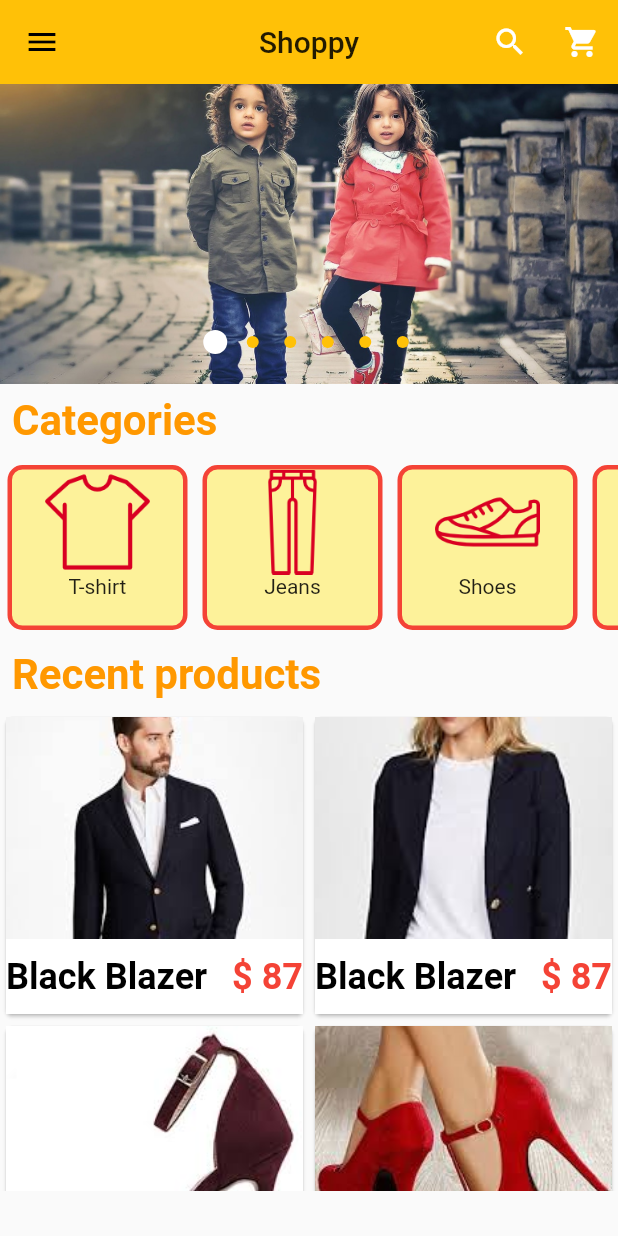
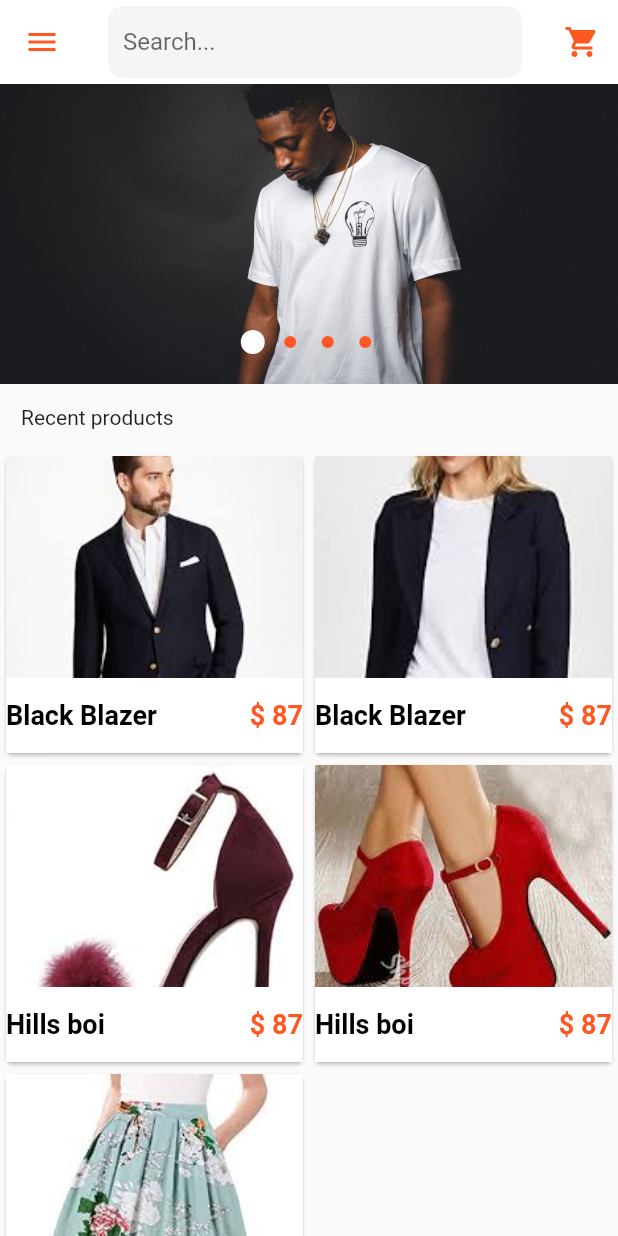
Before and after one commit to brakenseddik/shop_ecommerce, a Flutter app: the HomePage screen opened directly, on a phone screen of 412 x 824 dp. Run offline on Flutter 3.47's test engine with Material 2 defaults, Android fonts, the phone set to English and light mode, and no system bars; drawn by our look-alikes of carousel_pro; our stand-ins replace cloud_firestore, firebase_auth, firebase_database, fluttertoast, google_sign_in, shared_preferences; accounts and stored records are empty.

Commit message:
update homepage UI & Add searchBar

```diff
--- a/lib/components/products.dart
+++ b/lib/components/products.dart
@@ -1,6 +1,7 @@
 import 'package:flutter/cupertino.dart';
 import 'package:flutter/material.dart';
 import 'package:shoppy/pages/product_details.dart';
+import 'package:shoppy/utils/package.dart';
 
 class Products extends StatelessWidget {
   var products_list = [
@@ -89,14 +90,14 @@ class SingleProduct extends StatelessWidget {
                       style: TextStyle(
                           color: Colors.black,
                           fontWeight: FontWeight.bold,
-                          fontSize: 24),
+                          fontSize: 18),
                     )),
                     Text(
                       '\$ ${prod_price}',
                       style: TextStyle(
-                          color: Colors.red,
+                          color: deepOrange,
                           fontWeight: FontWeight.bold,
-                          fontSize: 24),
+                          fontSize: 18),
                     )
                   ],
                 ),
--- a/lib/pages/home.dart
+++ b/lib/pages/home.dart
@@ -1,8 +1,10 @@
+import 'package:firebase_auth/firebase_auth.dart';
+import 'package:flutter/material.dart';
 import 'package:carousel_pro/carousel_pro.dart';
-import 'package:flutter/material.dart';
-import 'package:shoppy/components/horizontal_listview.dart';
+
 import 'package:shoppy/components/products.dart';
-import 'package:shoppy/pages/cart.dart';
+import 'package:shoppy/pages/login.dart';
+import 'package:shoppy/utils/package.dart';
 
 class HomePage extends StatefulWidget {
   @override
@@ -10,63 +12,68 @@ class HomePage extends StatefulWidget {
 }
 
 class _HomePageState extends State<HomePage> {
+  TextEditingController _searchController = TextEditingController();
+
   @override
   Widget build(BuildContext context) {
-    Widget carousel = Container(
-      height: 200,
-      child: Carousel(
+    Widget image_carousel = new Container(
+      height: 200.0,
+      child: new Carousel(
         boxFit: BoxFit.cover,
-        animationCurve: Curves.fastOutSlowIn,
-        animationDuration: Duration(milliseconds: 1000),
-        dotColor: Colors.amber,
+        images: [
+          AssetImage('images/m1.jpeg'),
+          AssetImage('images/c1.jpg'),
+          AssetImage('images/w4.jpeg'),
+          AssetImage('images/m2.jpg'),
+        ],
+        autoplay: false,
         dotBgColor: Colors.transparent,
-        images: [
-          AssetImage('images/c1.jpg'),
-          AssetImage('images/m1.jpeg'),
-          AssetImage('images/m2.jpg'),
-          AssetImage('images/w1.jpeg'),
-          AssetImage('images/w3.jpeg'),
-          AssetImage('images/w4.jpeg'),
+        dotColor: deepOrange,
+        //dotSize: 4.0,
+      ),
+    );
+
+    return Scaffold(
+      appBar: new AppBar(
+        iconTheme: IconThemeData(color: deepOrange),
+        elevation: 0.1,
+        backgroundColor: white,
+        title: Material(
+          borderRadius: BorderRadius.circular(10.0),
+          color: Colors.grey[100],
+          elevation: 0.0,
+          child: TextFormField(
+            controller: _searchController,
+            decoration: InputDecoration(
+                contentPadding: const EdgeInsets.all(10.0),
+                hintText: "Search...",
+                border: InputBorder.none),
+            validator: (value) {
+              if (value.isEmpty) {
+                return "The search field cannot be empty";
+              }
+              return null;
+            },
+          ),
+        ),
+        actions: <Widget>[
+          new IconButton(
+              icon: Icon(
+                Icons.shopping_cart,
+                color: deepOrange,
+              ),
+              onPressed: () {})
         ],
       ),
-    );
-    return Scaffold(
-      appBar: AppBar(
-        elevation: 0.0,
-        backgroundColor: Colors.amber,
-        centerTitle: true,
-        title: InkWell(
-            onTap: () {
-              Navigator.push(
-                  context, MaterialPageRoute(builder: (context) => HomePage()));
-            },
-            child: Text('Shoppy')),
-        actions: <Widget>[
-          IconButton(
-            icon: Icon(
-              Icons.search,
-              color: Colors.white,
-            ),
-            onPressed: () {},
-          ),
-          IconButton(
-              icon: Icon(
-                Icons.shopping_cart,
-                color: Colors.white,
-              ),
-              onPressed: () {
-                Navigator.push(
-                    context, MaterialPageRoute(builder: (context) => Cart()));
-              }),
-        ],
-      ),
-      drawer: Drawer(
-        child: ListView(
+      drawer: new Drawer(
+        child: new ListView(
           children: <Widget>[
-            //Header
-            UserAccountsDrawerHeader(
+//            header
+            new UserAccountsDrawerHeader(
+              accountName: Text('Santos Enoque'),
+              accountEmail: Text('santosenoque.ss@gmail.com'),
               currentAccountPicture: GestureDetector(
-                child: CircleAvatar(
+                child: new CircleAvatar(
                   backgroundColor: Colors.grey,
                   child: Icon(
                     Icons.person,
@@ -74,96 +81,99 @@ class _HomePageState extends State<HomePage> {
                   ),
                 ),
               ),
-              decoration: BoxDecoration(color: Colors.amber),
-              accountEmail: Text('seddik.braken@gmail.com'),
-              accountName: Text('Braken Mohammed'),
+              decoration: new BoxDecoration(color: deepOrange),
             ),
-            //Body
+
+//            body
+
             InkWell(
-                child: ListTile(
-                    title: Text('Homepage'),
-                    leading: Icon(
-                      Icons.home,
-                      color: Colors.amber,
-                    ))),
+              onTap: () {},
+              child: ListTile(
+                title: Text('Home Page'),
+                leading: Icon(Icons.home),
+              ),
+            ),
+
             InkWell(
-                child: ListTile(
-                    title: Text('My Account'),
-                    leading: Icon(
-                      Icons.person,
-                      color: Colors.amber,
-                    ))),
+              onTap: () {},
+              child: ListTile(
+                title: Text('My account'),
+                leading: Icon(Icons.person),
+              ),
+            ),
+
             InkWell(
-                child: ListTile(
-                    title: Text('My Orders'),
-                    leading: Icon(
-                      Icons.shopping_basket,
-                      color: Colors.amber,
-                    ))),
+              onTap: () {},
+              child: ListTile(
+                title: Text('My Orders'),
+                leading: Icon(Icons.shopping_basket),
+              ),
+            ),
+
             InkWell(
-                onTap: () => Navigator.push(
-                    context, MaterialPageRoute(builder: (context) => Cart())),
-                child: ListTile(
-                    title: Text('Shopping Cart'),
-                    leading: Icon(
-                      Icons.shopping_cart,
-                      color: Colors.amber,
-                    ))),
+              onTap: () {},
+              child: ListTile(
+                title: Text('Categoris'),
+                leading: Icon(Icons.dashboard),
+              ),
+            ),
+
             InkWell(
-                child: ListTile(
-                    title: Text('Favorites'),
-                    leading: Icon(
-                      Icons.favorite,
-                      color: Colors.amber,
-                    ))),
+              onTap: () {},
+              child: ListTile(
+                title: Text('Favourites'),
+                leading: Icon(Icons.favorite),
+              ),
+            ),
+
             Divider(),
+
             InkWell(
-                child: ListTile(
-                    title: Text('Settings'),
-                    leading: Icon(
-                      Icons.settings,
-                      color: Colors.lightBlue,
-                    ))),
-            InkWell(
-                child: ListTile(
-                    title: Text('About'),
-                    leading: Icon(
-                      Icons.help,
-                      color: Colors.green,
-                    ))),
+              onTap: () {
+                FirebaseAuth.instance.signOut().then((value) {
+                  Navigator.pushReplacement(context,
+                      MaterialPageRoute(builder: (context) => Login()));
+                });
+              },
+              child: ListTile(
+                title: Text('Log out'),
+                leading: Icon(
+                  Icons.transit_enterexit,
+                  color: Colors.grey,
+                ),
+              ),
+            ),
           ],
         ),
       ),
-      body: ListView(
+      body: new Column(
         children: <Widget>[
-          carousel,
-          Padding(
-            padding: EdgeInsets.all(8.0),
-            child: Text(
-              'Categories',
-              style: TextStyle(
-                  fontWeight: FontWeight.w700,
-                  fontSize: 28,
-                  color: Colors.orange),
-            ),
+          //image carousel begins here
+          image_carousel,
+
+//          //padding widget
+//          new Padding(padding: const EdgeInsets.all(4.0),
+//            child: Container(
+//                alignment: Alignment.centerLeft,
+//                child: new Text('Categories')),),
+//
+//          //Horizontal list view begins here
+//          HorizontalList(),
+
+          //padding widget
+          Row(
+            children: <Widget>[
+              Padding(
+                padding: const EdgeInsets.all(14.0),
+                child: Container(
+                    alignment: Alignment.centerLeft,
+                    child: new Text('Recent products')),
+              ),
+            ],
           ),
-          //horizontal  LISTVIEW
-          horizontalListView(),
-          Padding(
-            padding: EdgeInsets.all(8.0),
-            child: Text(
-              'Recent products',
-              style: TextStyle(
-                  fontWeight: FontWeight.w700,
-                  fontSize: 28,
-                  color: Colors.orange),
-            ),
-          ),
-          // GRIDVIEW
-          Container(
-            height: 320,
-            child: Products(),
-          )
+
+          //grid view
+          Flexible(child: Products()),
         ],
       ),
     );
--- a/lib/pages/login.dart
+++ b/lib/pages/login.dart
@@ -238,6 +238,7 @@ class _LoginState extends State<Login> {
                                       child: Image.asset(
                                         "images/google.png",
                                         width: 50,
+                                        height: 50,
                                       ))),
                             ),
                           ],
--- /dev/null
+++ b/lib/utils/package.dart
@@ -0,0 +1,16 @@
+import 'package:flutter/material.dart';
+
+Color deepOrange = Colors.deepOrange;
+Color grey = Colors.grey;
+Color black = Colors.black;
+Color white = Colors.white;
+
+//methods
+void changeScreen(BuildContext context, Widget widget) {
+  Navigator.push(context, MaterialPageRoute(builder: (context) => widget));
+}
+
+void changeScreenReplacement(BuildContext context, Widget widget) {
+  Navigator.pushReplacement(
+      context, MaterialPageRoute(builder: (context) => widget));
+}
--- a/pubspec.yaml
+++ b/pubspec.yaml
@@ -23,6 +23,8 @@ dependencies:
   shared_preferences: ^0.5.7+3
   firebase_database: ^3.1.6
   fluttertoast: ^4.0.1
+  cached_network_image: ^2.2.0+1
+
 
 
 
```
Also changed, not shown: lib/db/auth.dart (added, +30 -0 lines), lib/db/users.dart (+7 -7 lines), lib/pages/register.dart (+27 -10 lines), lib/db/brand.dart (deleted), lib/db/category.dart (deleted), pubspec.lock.
